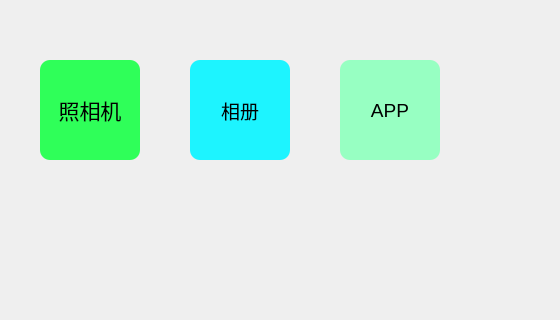
Above: src/index/app2025.ui from HXBJ1737/Linux_Qt_app before the change; both pictures show x 0 to 560 and y 0 to 320 of the 1280 by 720 pixel window. Below: the same form after it.
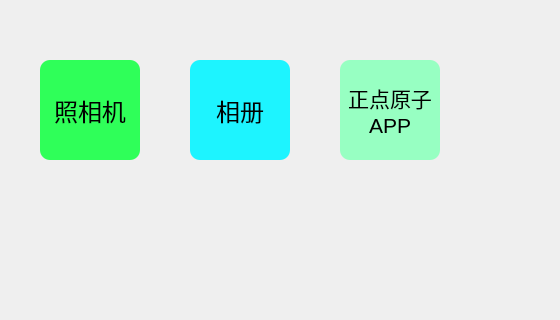
That is the form after the change. Icons and pictures are not drawn.

What changed in the file:
```diff
--- a/src/index/app2025.ui
+++ b/src/index/app2025.ui
@@ -54,7 +54,7 @@
     <property name="font">
      <font>
       <family>Microsoft YaHei UI</family>
-      <pointsize>16</pointsize>
+      <pointsize>18</pointsize>
       <italic>false</italic>
       <bold>false</bold>
      </font>
@@ -89,7 +89,7 @@
     <property name="font">
      <font>
       <family>Microsoft YaHei UI</family>
-      <pointsize>14</pointsize>
+      <pointsize>18</pointsize>
      </font>
     </property>
     <property name="styleSheet">
@@ -137,7 +137,7 @@
     <property name="font">
      <font>
       <family>Microsoft YaHei UI</family>
-      <pointsize>14</pointsize>
+      <pointsize>16</pointsize>
      </font>
     </property>
     <property name="styleSheet">
@@ -146,7 +146,8 @@
 border-radius: 10px;</string>
     </property>
     <property name="text">
-     <string>APP</string>
+     <string>正点原子
+APP</string>
     </property>
    </widget>
   </widget>
```
